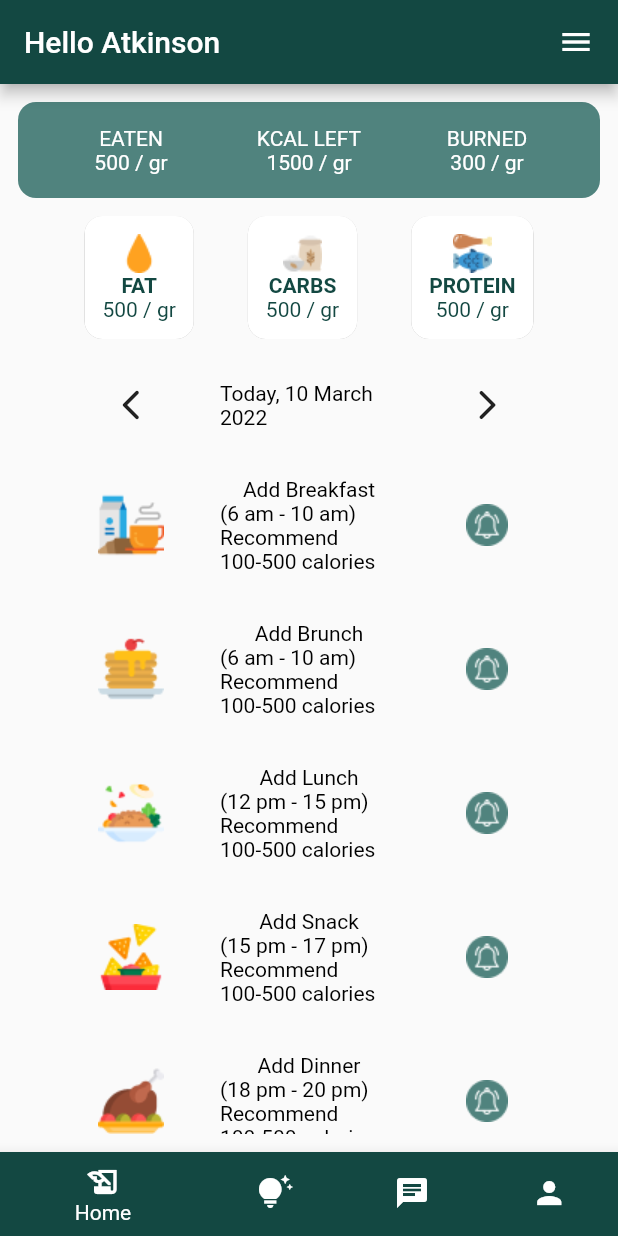
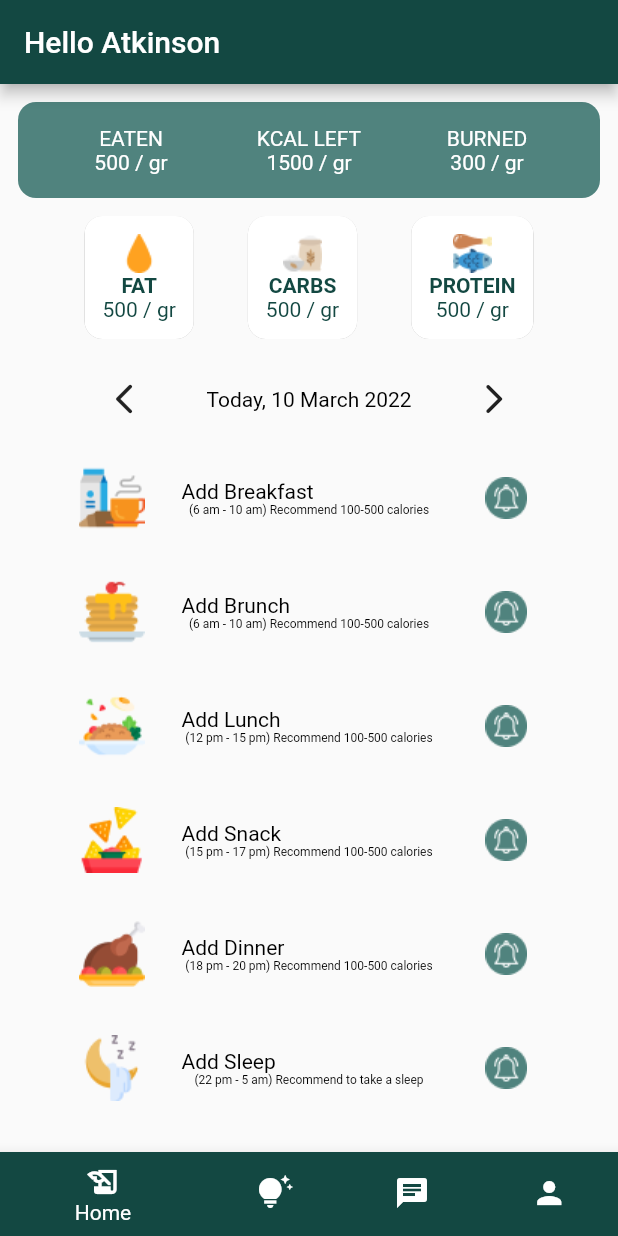
Before and after one commit to dardardardar/getfit, a Flutter app: the screen it shows after launch, on a phone screen of 412 x 824 dp. Run offline on Flutter 3.47's test engine with Material 2 defaults, Android fonts, the phone set to English and light mode, and no system bars; our stand-ins replace firebase_auth, firebase_core; missing offline and left inert: dart:ffi; accounts and stored records are empty.

Commit message:
layout home page

```diff
--- a/lib/views/consultation.dart
+++ b/lib/views/consultation.dart
@@ -17,12 +17,12 @@
     return Scaffold(
       appBar: AppBar(
         title: Text('Hello Atkinson'),
-        actions: [
-          Padding(
-            padding: EdgeInsets.symmetric(horizontal: 16),
-            child: Icon(Icons.menu),
-          ),
-        ],
+        // actions: [
+        //   Padding(
+        //     padding: EdgeInsets.symmetric(horizontal: 16),
+        //     child: Icon(Icons.menu),
+        //   ),
+        // ],
         backgroundColor: LibColors.primary_color,
       ),
       body: Container(
@@ -124,6 +124,7 @@
   return ClipRRect(
       borderRadius: BorderRadius.circular(12),
       child: Container(
+        margin: EdgeInsets.only(bottom: 12),
         padding: EdgeInsets.all(16),
         color: Color.fromARGB(255, 231, 231, 231),
         child: Row(
--- a/lib/views/home_view.dart
+++ b/lib/views/home_view.dart
@@ -24,12 +24,12 @@
     return Scaffold(
       appBar: AppBar(
         title: Text('Hello Atkinson'),
-        actions: [
-          Padding(
-            padding: EdgeInsets.symmetric(horizontal: 16),
-            child: Icon(Icons.menu),
-          ),
-        ],
+        // actions: [
+        //   Padding(
+        //     padding: EdgeInsets.symmetric(horizontal: 16),
+        //     child: Icon(Icons.menu),
+        //   ),
+        // ],
         backgroundColor: LibColors.primary_color,
       ),
       body: Container(
@@ -268,6 +268,7 @@
         child: Container(
           padding: EdgeInsets.all(16),
           child: Row(
+            mainAxisAlignment: MainAxisAlignment.center,
             children: <Widget>[
               Expanded(
                 child: Column(
@@ -278,7 +279,7 @@
                   ],
                 ),
               ),
-              Expanded(
+              Container(
                 child: Column(
                   children: [
                     Text(
@@ -316,16 +317,25 @@
                   ],
                 ),
               ),
-              Expanded(
+              Container(
                 child: Column(
                   children: [
-                    Text(
+                    Container(
+                      width: 170,
+                      child: Text(
                         'Add Breakfast',
-                      style: TextStyle(color: Color.fromARGB(255, 0, 0, 0)),
+                        textAlign: TextAlign.start,
+                        style: TextStyle(
+                          color: Color.fromARGB(255, 0, 0, 0),
+                        ),
+                      ),
                     ),
                     Text(
                       '(6 am - 10 am) Recommend 100-500 calories',
-                      style: TextStyle(color: Color.fromARGB(255, 0, 0, 0)),
+                      style: TextStyle(
+                        color: Color.fromARGB(255, 0, 0, 0),
+                        fontSize: 8,
+                      ),
                     ),
                   ],
                 ),
@@ -360,16 +370,23 @@
                   ],
                 ),
               ),
-              Expanded(
+              Container(
                 child: Column(
                   children: [
-                    Text(
+                    Container(
+                      width: 170,
+                      child: Text(
                         'Add Brunch',
+                        textAlign: TextAlign.start,
                         style: TextStyle(color: Color.fromARGB(255, 0, 0, 0)),
+                      ),
                     ),
                     Text(
                       '(6 am - 10 am) Recommend 100-500 calories',
-                      style: TextStyle(color: Color.fromARGB(255, 0, 0, 0)),
+                      style: TextStyle(
+                        color: Color.fromARGB(255, 0, 0, 0),
+                        fontSize: 8,
+                      ),
                     ),
                   ],
                 ),
@@ -404,16 +421,23 @@
                   ],
                 ),
               ),
-              Expanded(
+              Container(
                 child: Column(
                   children: [
-                    Text(
+                    Container(
+                      width: 170,
+                      child: Text(
                         'Add Lunch',
+                        textAlign: TextAlign.start,
                         style: TextStyle(color: Color.fromARGB(255, 0, 0, 0)),
+                      ),
                     ),
                     Text(
                       '(12 pm - 15 pm) Recommend 100-500 calories',
-                      style: TextStyle(color: Color.fromARGB(255, 0, 0, 0)),
+                      style: TextStyle(
+                        color: Color.fromARGB(255, 0, 0, 0),
+                        fontSize: 8,
+                      ),
                     ),
                   ],
                 ),
@@ -448,16 +472,23 @@
                   ],
                 ),
               ),
-              Expanded(
+              Container(
                 child: Column(
                   children: [
-                    Text(
+                    Container(
+                      width: 170,
+                      child: Text(
                         'Add Snack',
+                        textAlign: TextAlign.start,
                         style: TextStyle(color: Color.fromARGB(255, 0, 0, 0)),
+                      ),
                     ),
                     Text(
                       '(15 pm - 17 pm) Recommend 100-500 calories',
-                      style: TextStyle(color: Color.fromARGB(255, 0, 0, 0)),
+                      style: TextStyle(
+                        color: Color.fromARGB(255, 0, 0, 0),
+                        fontSize: 8,
+                      ),
                     ),
                   ],
                 ),
@@ -492,16 +523,23 @@
                   ],
                 ),
               ),
-              Expanded(
+              Container(
                 child: Column(
                   children: [
-                    Text(
+                    Container(
+                      width: 170,
+                      child: Text(
                         'Add Dinner',
+                        textAlign: TextAlign.start,
                         style: TextStyle(color: Color.fromARGB(255, 0, 0, 0)),
+                      ),
                     ),
                     Text(
                       '(18 pm - 20 pm) Recommend 100-500 calories',
-                      style: TextStyle(color: Color.fromARGB(255, 0, 0, 0)),
+                      style: TextStyle(
+                        color: Color.fromARGB(255, 0, 0, 0),
+                        fontSize: 8,
+                      ),
                     ),
                   ],
                 ),
@@ -536,16 +574,23 @@
                   ],
                 ),
               ),
-              Expanded(
+              Container(
                 child: Column(
                   children: [
-                    Text(
+                    Container(
+                      width: 170,
+                      child: Text(
                         'Add Sleep',
+                        textAlign: TextAlign.start,
                         style: TextStyle(color: Color.fromARGB(255, 0, 0, 0)),
                       ),
+                    ),
                     Text(
-                      '(22 pm - 5 am)',
-                      style: TextStyle(color: Color.fromARGB(255, 0, 0, 0)),
+                      '(22 pm - 5 am) Recommend to take a sleep',
+                      style: TextStyle(
+                        color: Color.fromARGB(255, 0, 0, 0),
+                        fontSize: 8,
+                      ),
                     ),
                   ],
                 ),
@@ -580,16 +625,23 @@
                   ],
                 ),
               ),
-              Expanded(
+              Container(
                 child: Column(
                   children: [
-                    Text(
+                    Container(
+                      width: 170,
+                      child: Text(
                         'Add Exercise',
+                        textAlign: TextAlign.start,
                         style: TextStyle(color: Color.fromARGB(255, 0, 0, 0)),
                       ),
+                    ),
                     Text(
-                      'Make sure exercise is not to hard for you',
-                      style: TextStyle(color: Color.fromARGB(255, 0, 0, 0)),
+                      'Make sure exercise is not to hard for you ok',
+                      style: TextStyle(
+                        color: Color.fromARGB(255, 0, 0, 0),
+                        fontSize: 8,
+                      ),
                     ),
                   ],
                 ),
--- a/lib/views/profile.dart
+++ b/lib/views/profile.dart
@@ -17,12 +17,12 @@
     return Scaffold(
       appBar: AppBar(
         title: Text('Hello Atkinson'),
-        actions: [
-          Padding(
-            padding: EdgeInsets.symmetric(horizontal: 16),
-            child: Icon(Icons.menu),
-          ),
-        ],
+        // actions: [
+        //   Padding(
+        //     padding: EdgeInsets.symmetric(horizontal: 16),
+        //     child: Icon(Icons.menu),
+        //   ),
+        // ],
         backgroundColor: LibColors.primary_color,
       ),
       body: Container(
--- a/lib/views/tipsandtrick.dart
+++ b/lib/views/tipsandtrick.dart
@@ -17,12 +17,12 @@
     return Scaffold(
       appBar: AppBar(
         title: Text('Hello Atkinson'),
-        actions: [
-          Padding(
-            padding: EdgeInsets.symmetric(horizontal: 16),
-            child: Icon(Icons.menu),
-          ),
-        ],
+        // actions: [
+        //   Padding(
+        //     padding: EdgeInsets.symmetric(horizontal: 16),
+        //     child: Icon(Icons.menu),
+        //   ),
+        // ],
         backgroundColor: LibColors.primary_color,
       ),
       body: Container(
```
Lines whose indentation alone changed are shown as unchanged.
